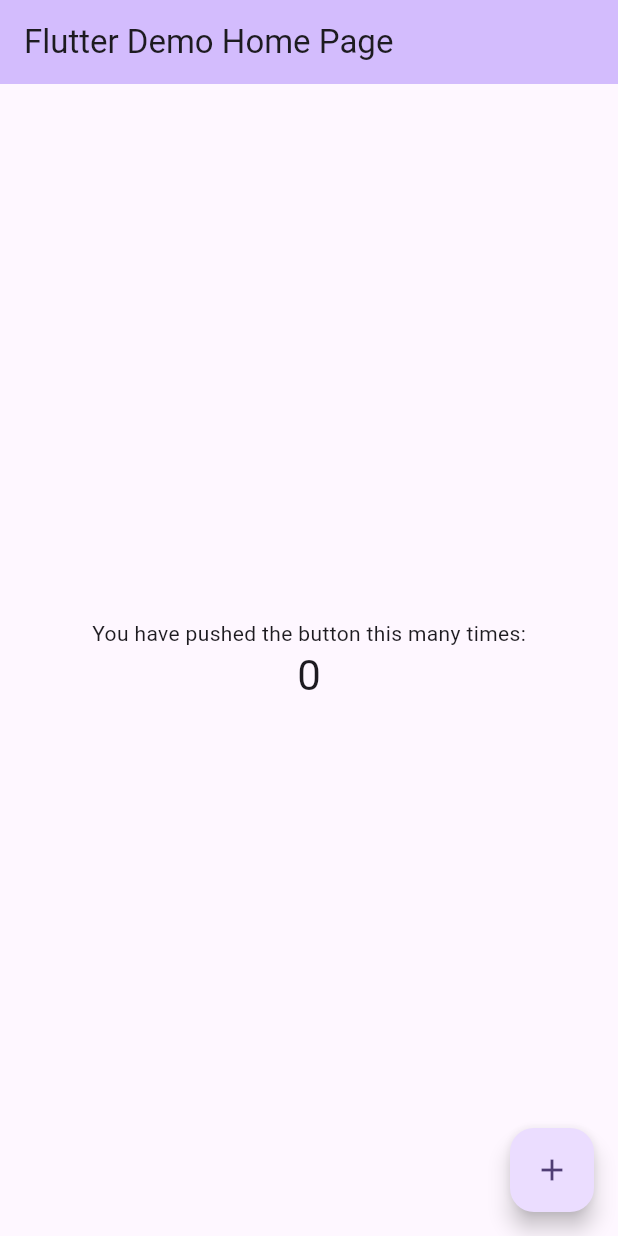
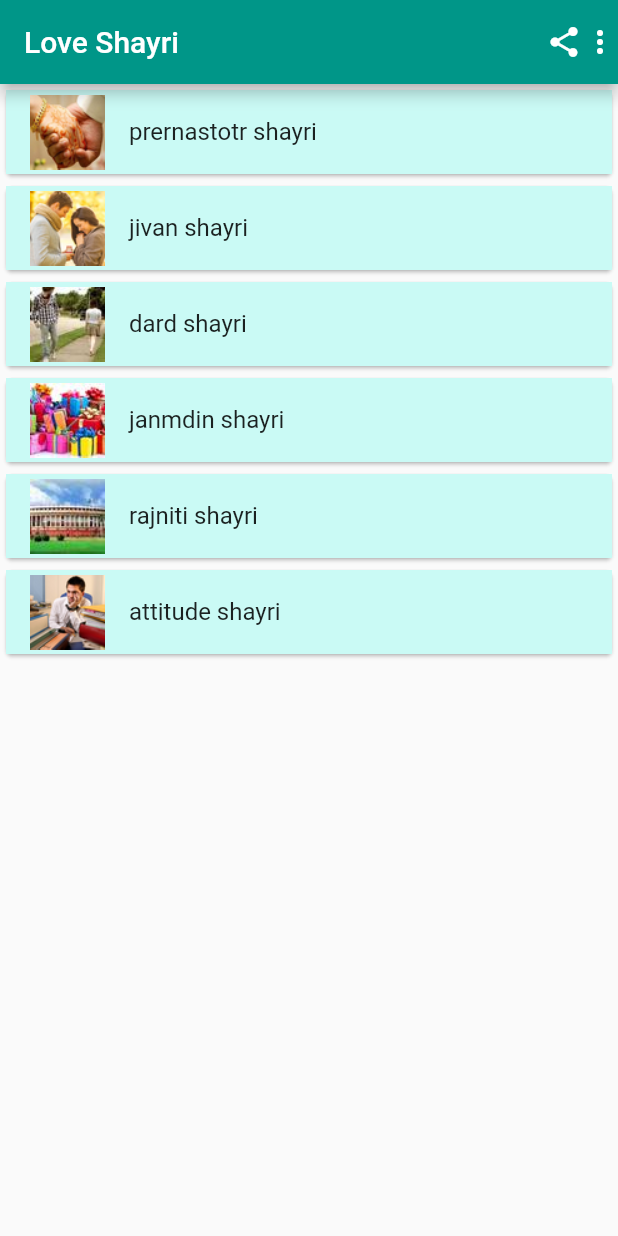
Before and after one commit to ParmarSaheb/shayari, a Flutter app: the screen it shows after launch, on a phone screen of 412 x 824 dp. Run offline on Flutter 3.47's test engine with Material 2 defaults, Android fonts, the phone set to English and light mode, and no system bars.

Commit message:
create the first and the second page of shayri app

```diff
--- /dev/null
+++ b/lib/data.dart
@@ -0,0 +1,61 @@
+class Datas {
+  static List arr = [
+    "prernastotr shayri",
+    "jivan shayri",
+    "dard shayri",
+    "janmdin shayri",
+    "rajniti shayri",
+    "attitude shayri",
+  ];
+
+  static List h1 = [
+    "This is the prernastotr first shayri",
+    "This is the prernastotr second shayri",
+    "This is the prernastotr third shayri",
+    "This is the prernastotr forth shayri",
+  ];
+
+  static List h2 = [
+    "This is the jivan first shayri",
+    "This is the jivan second shayri",
+    "This is the jivan third shayri",
+    "This is the jivan forth shayri",
+  ];
+
+  static List h3 = [
+    "This is the dard first shayri",
+    "This is the dard second shayri",
+    "This is the dard third shayri",
+    "This is the dard forth shayri",
+  ];
+
+  static List h4 = [
+    "This is the janmdin first shayri",
+    "This is the janmdin second shayri",
+    "This is the janmdin third shayri",
+    "This is the janmdin forth shayri",
+  ];
+
+  static List h5 = [
+    "This is the rajniti first shayri",
+    "This is the rajniti second shayri",
+    "This is the rajniti third shayri",
+    "This is the rajniti forth shayri",
+  ];
+
+  static List h6 = [
+    "This is the attitude first shayri",
+    "This is the attitude second shayri",
+    "This is the attitude third shayri",
+    "This is the attitude forth shayri",
+  ];
+
+  static List img = [
+    "myassets/image/a1.png",
+    "myassets/image/b1.png",
+    "myassets/image/c1.png",
+    "myassets/image/d1.png",
+    "myassets/image/e1.png",
+    "myassets/image/f1.png",
+  ];
+}
--- /dev/null
+++ b/lib/leading_icon.dart
@@ -0,0 +1,28 @@
+
+// ignore_for_file: prefer_typing_uninitialized_variables, must_be_immutable
+
+import 'package:flutter/material.dart';
+
+import 'data.dart';
+
+class LeadingIcon extends StatelessWidget {
+  var index;
+
+  LeadingIcon({
+    required this.index,
+    super.key,
+  });
+
+  @override
+  Widget build(BuildContext context) {
+    return Container(
+      height: 50,
+      width: 50,
+      decoration: BoxDecoration(
+        image: DecorationImage(
+          image: AssetImage(Datas.img[index]),
+        ),
+      ),
+    );
+  }
+}
--- a/lib/main.dart
+++ b/lib/main.dart
@@ -1,4 +1,10 @@
+// ignore_for_file: non_constant_identifier_names
+
 import 'package:flutter/material.dart';
+import 'data.dart';
+import 'leading_icon.dart';
+import 'main1.dart';
+import 'my_appbar.dart';
 
 void main() {
   runApp(const MyApp());
@@ -11,115 +17,54 @@ class MyApp extends StatelessWidget {
   @override
   Widget build(BuildContext context) {
     return MaterialApp(
-      title: 'Flutter Demo',
+      debugShowCheckedModeBanner: false,
+      title: 'Love Shayari',
       theme: ThemeData(
-        // This is the theme of your application.
-        //
-        // TRY THIS: Try running your application with "flutter run". You'll see
-        // the application has a blue toolbar. Then, without quitting the app,
-        // try changing the seedColor in the colorScheme below to Colors.green
-        // and then invoke "hot reload" (save your changes or press the "hot
-        // reload" button in a Flutter-supported IDE, or press "r" if you used
-        // the command line to start the app).
-        //
-        // Notice that the counter didn't reset back to zero; the application
-        // state is not lost during the reload. To reset the state, use hot
-        // restart instead.
-        //
-        // This works for code too, not just values: Most code changes can be
-        // tested with just a hot reload.
-        colorScheme: ColorScheme.fromSeed(seedColor: Colors.deepPurple),
-        useMaterial3: true,
+        appBarTheme: const AppBarTheme(
+          color: Colors.teal,
+        ),
+        primaryColor: Colors.teal,
       ),
-      home: const MyHomePage(title: 'Flutter Demo Home Page'),
+      home: const First(),
     );
   }
 }
 
-class MyHomePage extends StatefulWidget {
-  const MyHomePage({super.key, required this.title});
-
-  // This widget is the home page of your application. It is stateful, meaning
-  // that it has a State object (defined below) that contains fields that affect
-  // how it looks.
-
-  // This class is the configuration for the state. It holds the values (in this
-  // case the title) provided by the parent (in this case the App widget) and
-  // used by the build method of the State. Fields in a Widget subclass are
-  // always marked "final".
-
-  final String title;
+class First extends StatefulWidget {
+  const First({super.key});
 
   @override
-  State<MyHomePage> createState() => _MyHomePageState();
+  State<First> createState() => _FirstState();
 }
 
-class _MyHomePageState extends State<MyHomePage> {
-  int _counter = 0;
-
-  void _incrementCounter() {
-    setState(() {
-      // This call to setState tells the Flutter framework that something has
-      // changed in this State, which causes it to rerun the build method below
-      // so that the display can reflect the updated values. If we changed
-      // _counter without calling setState(), then the build method would not be
-      // called again, and so nothing would appear to happen.
-      _counter++;
-    });
-  }
-
+class _FirstState extends State<First> {
   @override
   Widget build(BuildContext context) {
-    // This method is rerun every time setState is called, for instance as done
-    // by the _incrementCounter method above.
-    //
-    // The Flutter framework has been optimized to make rerunning build methods
-    // fast, so that you can just rebuild anything that needs updating rather
-    // than having to individually change instances of widgets.
     return Scaffold(
-      appBar: AppBar(
-        // TRY THIS: Try changing the color here to a specific color (to
-        // Colors.amber, perhaps?) and trigger a hot reload to see the AppBar
-        // change color while the other colors stay the same.
-        backgroundColor: Theme.of(context).colorScheme.inversePrimary,
-        // Here we take the value from the MyHomePage object that was created by
-        // the App.build method, and use it to set our appbar title.
-        title: Text(widget.title),
+      appBar: MyAppBar(),
+      body: ListView.builder(
+        itemCount: Datas.arr.length,
+        itemBuilder: (context, index) {
+          return Card(
+            child: ListTile(
+              onTap: () {
+                Navigator.push(
+                  context,
+                  MaterialPageRoute(
+                      builder: (context) => Second(
+                            index: index,
+                          )),
+                );
+              },
+              tileColor: const Color.fromARGB(255, 202, 250, 245),
+              leading: LeadingIcon(
+                index: index,
+              ),
+              title: Text(Datas.arr[index]),
+            ),
+          );
+        },
       ),
-      body: Center(
-        // Center is a layout widget. It takes a single child and positions it
-        // in the middle of the parent.
-        child: Column(
-          // Column is also a layout widget. It takes a list of children and
-          // arranges them vertically. By default, it sizes itself to fit its
-          // children horizontally, and tries to be as tall as its parent.
-          //
-          // Column has various properties to control how it sizes itself and
-          // how it positions its children. Here we use mainAxisAlignment to
-          // center the children vertically; the main axis here is the vertical
-          // axis because Columns are vertical (the cross axis would be
-          // horizontal).
-          //
-          // TRY THIS: Invoke "debug painting" (choose the "Toggle Debug Paint"
-          // action in the IDE, or press "p" in the console), to see the
-          // wireframe for each widget.
-          mainAxisAlignment: MainAxisAlignment.center,
-          children: <Widget>[
-            const Text(
-              'You have pushed the button this many times:',
-            ),
-            Text(
-              '$_counter',
-              style: Theme.of(context).textTheme.headlineMedium,
-            ),
-          ],
-        ),
-      ),
-      floatingActionButton: FloatingActionButton(
-        onPressed: _incrementCounter,
-        tooltip: 'Increment',
-        child: const Icon(Icons.add),
-      ), // This trailing comma makes auto-formatting nicer for build methods.
     );
   }
 }
--- /dev/null
+++ b/lib/my_appbar.dart
@@ -0,0 +1,12 @@
+
+  import 'package:flutter/material.dart';
+
+AppBar MyAppBar() {
+    return AppBar(
+      title: const Text("Love Shayri"),
+      actions: const [
+        Icon(Icons.share),
+        Icon(Icons.more_vert),
+      ],
+    );
+  }
```
Also changed, not shown: lib/main1.dart (added, +73 -0 lines), pubspec.yaml (+4 -7 lines), myassets/image/a1.png (added), myassets/image/b1.png (added), myassets/image/c1.png (added), myassets/image/d1.png (added), myassets/image/e1.png (added), myassets/image/f1.png (added).
